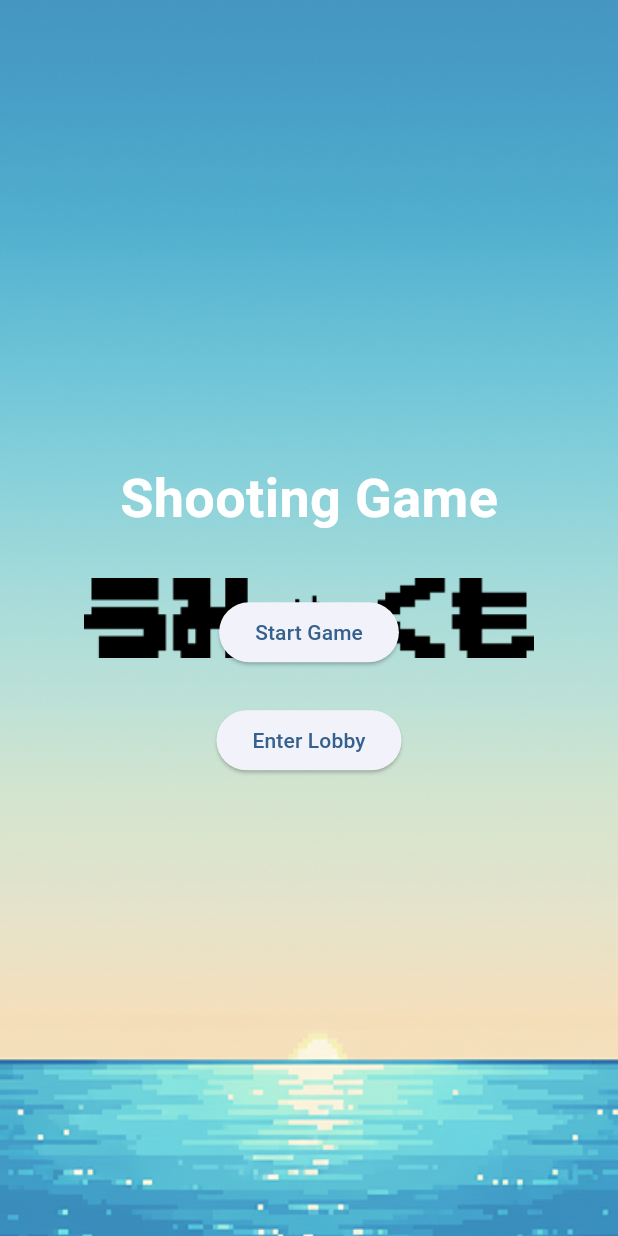
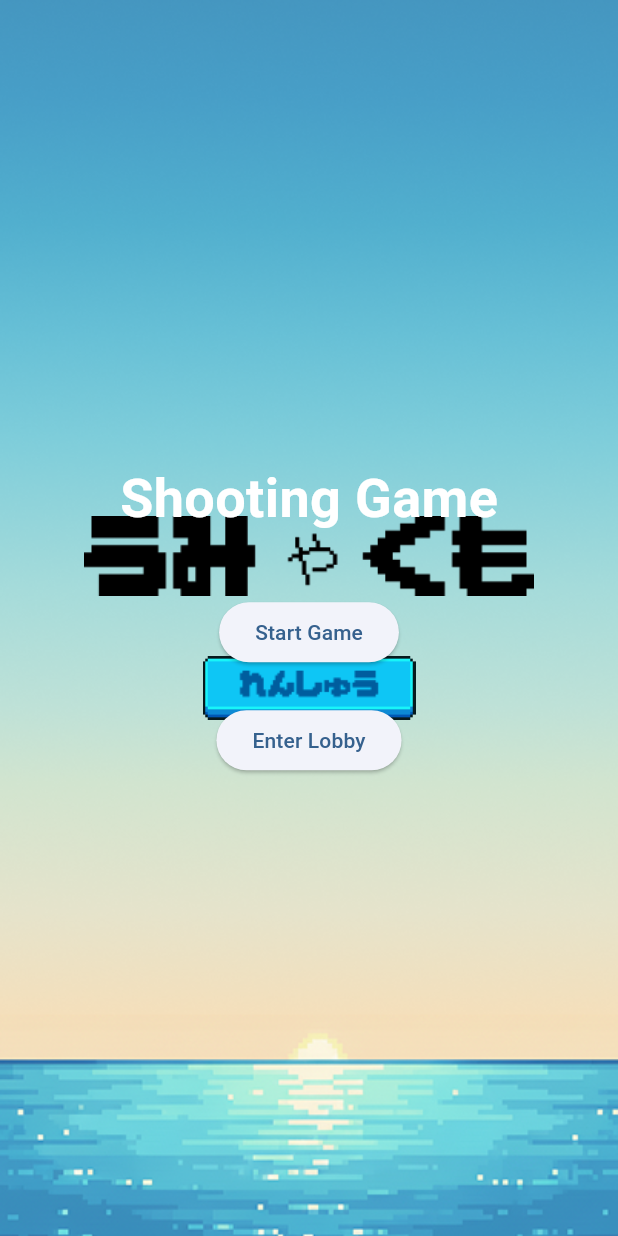
Before and after one commit to OriginMaster2024/origin_master_2025_flutter, a Flutter app: the screen it shows after launch, on a phone screen of 412 x 824 dp. Run offline on Flutter 3.47's test engine with Material 3 defaults, Android fonts, the phone set to English and light mode, and no system bars; our stand-ins replace fl_chart, flutter_dotenv, flutter_hooks, sensors_plus, supabase_flutter; missing offline and left inert: flame, heart_bpm; accounts and stored records are empty.

Commit message:
Add column and training button

```diff
--- a/lib/start_screen.dart
+++ b/lib/start_screen.dart
@@ -20,11 +20,27 @@ class StartScreen extends StatelessWidget {
             height: double.infinity,
           ),
           Center(
-            child: Image.asset(
-              'assets/start_title.png',
-              fit: BoxFit.fitWidth,
-              width: 300,
-            ),
+            child: Column(
+              mainAxisSize: MainAxisSize.min,
+              children: [
+                Image.asset(
+                  'assets/start_title.png',
+                  fit: BoxFit.fitWidth,
+                  width: 300,
+                ),
+                const SizedBox(height: 40),
+                GestureDetector(
+                  onTap: () {
+
+                  },
+                  child: Image.asset(
+                    'assets/button_training.png',
+                    fit: BoxFit.fitWidth,
+                    width: 142,
+                  ),
+                )
+              ],
+            )
           ),
           // 中央にタイトルとボタン
           Center(
```
